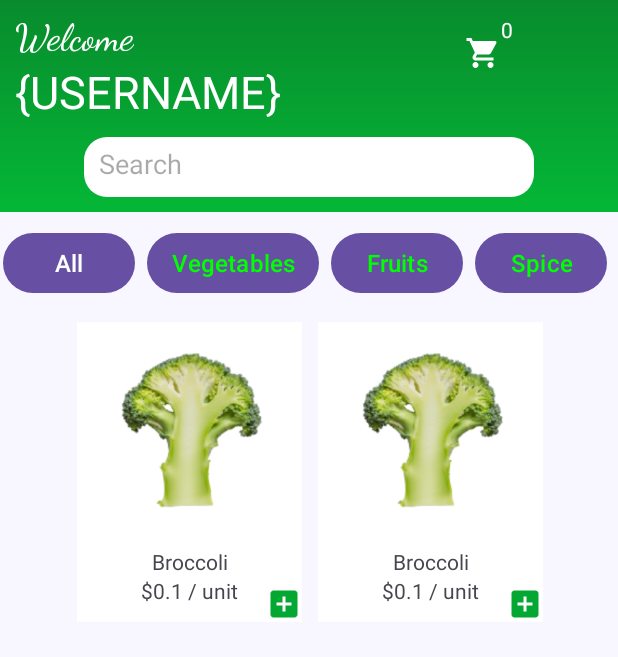
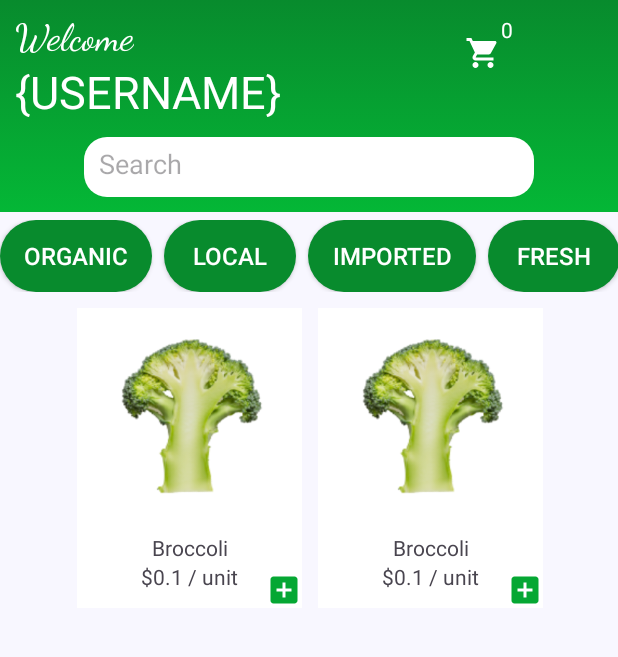
Before and after one commit to albatranomar/GardenCart, an Android app: the screen it shows after launch (MainActivity), on a phone screen of 412 x 824 dp. Shown: the top 657 px of the screen. Run offline under Robolectric (Android 15) with nearby library versions, the phone set to English and light mode, and no system bars.

Commit message:
feat: dp tags

```diff
--- a/app/src/main/AndroidManifest.xml
+++ b/app/src/main/AndroidManifest.xml
@@ -13,10 +13,6 @@
         android:theme="@style/Theme.GardenCart"
         tools:targetApi="31">
         <activity
-            android:name=".activities.MainActivity"
-            android:exported="false"
-            android:label="@string/title_activity_main" />
-        <activity
             android:name=".activities.SplashActivity"
             android:exported="true">
             <intent-filter>
@@ -25,6 +21,10 @@
                 <category android:name="android.intent.category.LAUNCHER" />
             </intent-filter>
         </activity>
+        <activity
+            android:name=".activities.MainActivity"
+            android:exported="false"
+            android:label="@string/title_activity_main" />
     </application>
 
 </manifest>
--- a/app/src/main/java/com/android/gardencart/activities/MainActivity.java
+++ b/app/src/main/java/com/android/gardencart/activities/MainActivity.java
@@ -1,16 +1,25 @@
 package com.android.gardencart.activities;
 
 import android.os.Bundle;
+import android.widget.Toast;
 
 import androidx.activity.EdgeToEdge;
 import androidx.appcompat.app.AppCompatActivity;
 import androidx.core.graphics.Insets;
 import androidx.core.view.ViewCompat;
 import androidx.core.view.WindowInsetsCompat;
+import androidx.recyclerview.widget.LinearLayoutManager;
+import androidx.recyclerview.widget.RecyclerView;
 
 import com.android.gardencart.R;
+import com.android.gardencart.adapters.ChipAdapter;
+import com.android.gardencart.repositores.IItemsRepository;
+import com.android.gardencart.repositores.MockItems;
 
 public class MainActivity extends AppCompatActivity {
+    private RecyclerView rvTags;
+    private IItemsRepository repository;
+
     @Override
     protected void onCreate(Bundle savedInstanceState) {
         super.onCreate(savedInstanceState);
@@ -21,5 +30,23 @@ public class MainActivity extends AppCompatActivity {
             v.setPadding(systemBars.left, systemBars.top, systemBars.right, systemBars.bottom);
             return insets;
         });
+
+        setUpRepository();
+
+        setUpViews();
+    }
+
+    private void setUpRepository() {
+        repository = MockItems.getInstance();
+    }
+
+    private void setUpViews() {
+        rvTags = findViewById(R.id.rvTags);
+
+        ChipAdapter chipAdapter = new ChipAdapter(this, repository.getTags(), label -> Toast.makeText(MainActivity.this, label + " clicked", Toast.LENGTH_SHORT).show());
+
+        LinearLayoutManager layoutManager = new LinearLayoutManager(this, LinearLayoutManager.HORIZONTAL, false);
+        rvTags.setLayoutManager(layoutManager);
+        rvTags.setAdapter(chipAdapter);
     }
 }
--- a/app/src/main/java/com/android/gardencart/activities/SplashActivity.java
+++ b/app/src/main/java/com/android/gardencart/activities/SplashActivity.java
@@ -14,9 +14,10 @@ import androidx.core.view.ViewCompat;
 import androidx.core.view.WindowInsetsCompat;
 
 import com.android.gardencart.R;
+import com.android.gardencart.repositores.IItemsRepository;
+import com.android.gardencart.repositores.MockItems;
 
 public class SplashActivity extends AppCompatActivity {
-
     @Override
     protected void onCreate(Bundle savedInstanceState) {
         super.onCreate(savedInstanceState);
--- /dev/null
+++ b/app/src/main/java/com/android/gardencart/adapters/ChipAdapter.java
@@ -0,0 +1,62 @@
+package com.android.gardencart.adapters;
+
+import android.content.Context;
+import android.graphics.Color;
+import android.util.Log;
+import android.view.LayoutInflater;
+import android.view.View;
+import android.view.ViewGroup;
+import android.widget.Button;
+
+import androidx.annotation.NonNull;
+import androidx.recyclerview.widget.RecyclerView;
+
+import com.android.gardencart.R;
+
+import java.util.List;
+
+public class ChipAdapter extends RecyclerView.Adapter<ChipAdapter.ChipViewHolder> {
+    private final Context context;
+    private final List<String> tags;
+    private final OnChipClickedListener listener;
+
+    public ChipAdapter(Context context, List<String> tags, OnChipClickedListener listener) {
+        this.context = context;
+        this.tags = tags;
+        this.listener = listener;
+    }
+
+    @NonNull
+    @Override
+    public ChipViewHolder onCreateViewHolder(@NonNull ViewGroup parent, int viewType) {
+        Log.d("CHAPADAPTER", "idk");
+        View view = LayoutInflater.from(context).inflate(R.layout.component_item_tag_chip, parent, false);
+        return new ChipViewHolder(view);
+    }
+
+    @Override
+    public void onBindViewHolder(@NonNull ChipViewHolder holder, int position) {
+        String label = tags.get(position);
+        holder.button.setText(label);
+        holder.button.setTextColor(Color.WHITE);
+        holder.button.setOnClickListener(v -> listener.onClick(label));
+    }
+
+    @Override
+    public int getItemCount() {
+        return tags.size();
+    }
+
+    public interface OnChipClickedListener {
+        void onClick(String label);
+    }
+
+    public static class ChipViewHolder extends RecyclerView.ViewHolder {
+        Button button;
+
+        public ChipViewHolder(@NonNull View itemView) {
+            super(itemView);
+            button = itemView.findViewById(R.id.chipButton);
+        }
+    }
+}
--- a/app/src/main/java/com/android/gardencart/repositores/IItemsRepository.java
+++ b/app/src/main/java/com/android/gardencart/repositores/IItemsRepository.java
@@ -6,4 +6,5 @@ import java.util.List;
 
 public interface IItemsRepository {
     List<Item> getItems();
+    List<String> getTags();
 }
--- a/app/src/main/java/com/android/gardencart/repositores/MockItems.java
+++ b/app/src/main/java/com/android/gardencart/repositores/MockItems.java
@@ -9,6 +9,7 @@ import java.util.List;
 import java.util.Random;
 
 public class MockItems implements IItemsRepository {
+    private final String[] allTags = new String[]{"organic", "local", "imported", "fresh", "seasonal"};
     private static MockItems instance;
     private List<Item> items;
 
@@ -20,6 +21,7 @@ public class MockItems implements IItemsRepository {
         return instance;
     }
 
+    @Override
     public List<Item> getItems() {
         if (items != null && !items.isEmpty()) {
             return items;
@@ -30,8 +32,6 @@ public class MockItems implements IItemsRepository {
                 "Cabbage", "Capsicum", "Carrot", "Cauliflower", "Cucumber",
                 "Papaya", "Potato", "Pumpkin", "Radish", "Tomato"
         };
-
-        String[] allTags = new String[]{"organic", "local", "imported", "fresh", "seasonal"};
 
         items = new ArrayList<>();
         Random random = new Random();
@@ -48,4 +48,9 @@ public class MockItems implements IItemsRepository {
 
         return items;
     }
+
+    @Override
+    public List<String> getTags() {
+        return Arrays.asList(allTags);
+    }
 }
--- /dev/null
+++ b/app/src/main/res/drawable/style_tag_chip.xml
@@ -0,0 +1,7 @@
+<?xml version="1.0" encoding="utf-8"?>
+<shape xmlns:android="http://schemas.android.com/apk/res/android"
+    android:shape="rectangle">
+
+    <solid android:color="#088B2D" />
+    <corners android:radius="50dp" />
+</shape>
--- a/app/src/main/res/layout/activity_main.xml
+++ b/app/src/main/res/layout/activity_main.xml
@@ -88,81 +88,15 @@
             />
     </androidx.appcompat.widget.LinearLayoutCompat>
 
-    <HorizontalScrollView
+    <androidx.recyclerview.widget.RecyclerView
+        android:id="@+id/rvTags"
         android:layout_width="match_parent"
         android:layout_height="wrap_content"
-        android:scrollbarAlwaysDrawHorizontalTrack="false"
-        android:scrollbarSize="0dp"
-        android:paddingVertical="10dp"
-        android:paddingHorizontal="2dp">
-
-            <LinearLayout
-                android:id="@+id/chipContainer"
-                android:layout_width="wrap_content"
-                android:layout_height="wrap_content"
-                android:orientation="horizontal">
-
-            <!-- All Button -->
-            <Button
-                android:id="@+id/buttonAll"
-                android:layout_width="wrap_content"
-                android:layout_height="wrap_content"
-                android:text="All"
-                android:textColor="#FFFFFF"
-                android:textSize="16sp"
-                android:paddingHorizontal="16dp"
-                android:layout_marginRight="8dp" />
-
-            <!-- Vegetables Button -->
-            <Button
-                android:id="@+id/buttonVegetables"
-                android:layout_width="wrap_content"
-                android:layout_height="wrap_content"
-                android:text="Vegetables"
-                android:textColor="#00FF00"
-            android:textSize="16sp"
-            android:paddingHorizontal="16dp"
-            android:paddingVertical="8dp"
-            android:layout_marginRight="8dp" />
-
-            <!-- Fruits Button -->
-            <Button
-                android:id="@+id/buttonFruits"
-                android:layout_width="wrap_content"
-                android:layout_height="wrap_content"
-                android:text="Fruits"
-                android:textColor="#00FF00"
-            android:textSize="16sp"
-            android:paddingHorizontal="16dp"
-            android:paddingVertical="8dp"
-            android:layout_marginRight="8dp" />
-
-            <!-- Spice Button -->
-            <Button
-                android:id="@+id/buttonSpice"
-                android:layout_width="wrap_content"
-                android:layout_height="wrap_content"
-                android:text="Spice"
-                android:textColor="#00FF00"
-            android:textSize="16sp"
-            android:paddingHorizontal="16dp"
-            android:paddingVertical="8dp"
-            android:layout_marginRight="8dp" />
-
-            <!-- Heavy Food Button -->
-            <Button
-                android:id="@+id/buttonHeavyFood"
-                android:layout_width="wrap_content"
-                android:layout_height="wrap_content"
-                android:text="Heavy food"
-                android:textColor="#00FF00"
-            android:textSize="16sp"
-            android:paddingHorizontal="16dp"
-            android:paddingVertical="8dp"
-            android:layout_marginRight="8dp" />
-        </LinearLayout>
-
-    </HorizontalScrollView>
+        android:orientation="horizontal"
+        android:overScrollMode="never"
+        android:scrollbars="none"
+        android:layout_marginVertical="5dp"
+        />
 
     <ScrollView
         android:layout_width="match_parent"
--- /dev/null
+++ b/app/src/main/res/layout/component_item_tag_chip.xml
@@ -0,0 +1,11 @@
+<?xml version="1.0" encoding="utf-8"?>
+<androidx.appcompat.widget.AppCompatButton xmlns:android="http://schemas.android.com/apk/res/android"
+    android:id="@+id/chipButton"
+    android:layout_width="wrap_content"
+    android:layout_height="wrap_content"
+    android:textSize="16sp"
+    android:paddingHorizontal="16dp"
+    android:paddingVertical="8dp"
+    android:layout_marginEnd="8dp"
+    android:textColor="#00FF00"
+    android:background="@drawable/style_tag_chip" />
```
